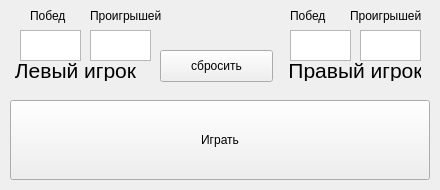
This is ui files/in_game_window_lvl2.ui in MaxPuzotron/Pygame_project_pind_pong as Qt 5 draws it before an edit. The edited form follows.
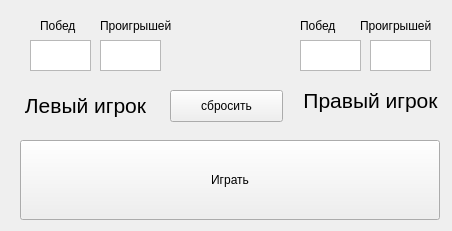
This is the edited form.

What changed in the file:
```diff
--- a/ui files/in_game_window_lvl2.ui
+++ b/ui files/in_game_window_lvl2.ui
@@ -6,32 +6,55 @@
    <rect>
     <x>0</x>
     <y>0</y>
-    <width>440</width>
-    <height>190</height>
+    <width>452</width>
+    <height>231</height>
    </rect>
   </property>
   <property name="windowTitle">
    <string>MainWindow</string>
   </property>
   <widget class="QWidget" name="centralwidget">
-   <widget class="QLabel" name="label_4">
+   <widget class="QTextEdit" name="left_loses">
     <property name="geometry">
      <rect>
-      <x>350</x>
-      <y>0</y>
-      <width>81</width>
+      <x>100</x>
+      <y>40</y>
+      <width>61</width>
       <height>31</height>
      </rect>
     </property>
+    <property name="readOnly">
+     <bool>true</bool>
+    </property>
+   </widget>
+   <widget class="QLabel" name="label_5">
+    <property name="geometry">
+     <rect>
+      <x>300</x>
+      <y>80</y>
+      <width>141</width>
+      <height>41</height>
+     </rect>
+    </property>
+    <property name="font">
+     <font>
+      <pointsize>16</pointsize>
+      <weight>50</weight>
+      <bold>false</bold>
+     </font>
+    </property>
     <property name="text">
-     <string>Проигрышей</string>
+     <string>Правый игрок</string>
+    </property>
+    <property name="alignment">
+     <set>Qt::AlignCenter</set>
     </property>
    </widget>
    <widget class="QLabel" name="label">
     <property name="geometry">
      <rect>
-      <x>30</x>
-      <y>0</y>
+      <x>40</x>
+      <y>10</y>
       <width>41</width>
       <height>31</height>
      </rect>
@@ -43,8 +66,8 @@
    <widget class="QTextEdit" name="right_wins">
     <property name="geometry">
      <rect>
-      <x>290</x>
-      <y>30</y>
+      <x>300</x>
+      <y>40</y>
       <width>61</width>
       <height>31</height>
      </rect>
@@ -53,99 +76,11 @@
      <bool>true</bool>
     </property>
    </widget>
-   <widget class="QLabel" name="label_5">
-    <property name="geometry">
-     <rect>
-      <x>290</x>
-      <y>60</y>
-      <width>131</width>
-      <height>21</height>
-     </rect>
-    </property>
-    <property name="font">
-     <font>
-      <pointsize>16</pointsize>
-      <weight>50</weight>
-      <bold>false</bold>
-     </font>
-    </property>
-    <property name="text">
-     <string>Правый игрок</string>
-    </property>
-    <property name="alignment">
-     <set>Qt::AlignCenter</set>
-    </property>
-   </widget>
-   <widget class="QTextEdit" name="left_loses">
-    <property name="geometry">
-     <rect>
-      <x>90</x>
-      <y>30</y>
-      <width>61</width>
-      <height>31</height>
-     </rect>
-    </property>
-    <property name="readOnly">
-     <bool>true</bool>
-    </property>
-   </widget>
-   <widget class="QLabel" name="label_3">
-    <property name="geometry">
-     <rect>
-      <x>290</x>
-      <y>0</y>
-      <width>71</width>
-      <height>31</height>
-     </rect>
-    </property>
-    <property name="text">
-     <string>Побед</string>
-    </property>
-   </widget>
-   <widget class="QTextEdit" name="left_wins">
-    <property name="geometry">
-     <rect>
-      <x>20</x>
-      <y>30</y>
-      <width>61</width>
-      <height>31</height>
-     </rect>
-    </property>
-    <property name="readOnly">
-     <bool>true</bool>
-    </property>
-   </widget>
-   <widget class="QTextEdit" name="right_loses">
-    <property name="geometry">
-     <rect>
-      <x>360</x>
-      <y>30</y>
-      <width>61</width>
-      <height>31</height>
-     </rect>
-    </property>
-    <property name="readOnly">
-     <bool>true</bool>
-    </property>
-   </widget>
-   <widget class="QPushButton" name="game_butoon">
-    <property name="geometry">
-     <rect>
-      <x>10</x>
-      <y>100</y>
-      <width>420</width>
-      <height>80</height>
-     </rect>
-    </property>
-    <property name="text">
-     <string>Играть</string>
-    </property>
-   </widget>
    <widget class="QLabel" name="label_2">
     <property name="geometry">
      <rect>
-      <x>90</x>
-      <y>0</y>
+      <x>100</x>
+      <y>10</y>
       <width>91</width>
       <height>31</height>
      </rect>
@@ -154,34 +89,24 @@
      <string>Проигрышей</string>
     </property>
    </widget>
-   <widget class="QLabel" name="label_6">
+   <widget class="QTextEdit" name="right_loses">
     <property name="geometry">
      <rect>
-      <x>10</x>
-      <y>60</y>
-      <width>131</width>
-      <height>21</height>
+      <x>370</x>
+      <y>40</y>
+      <width>61</width>
+      <height>31</height>
      </rect>
     </property>
-    <property name="font">
-     <font>
-      <pointsize>16</pointsize>
-      <weight>50</weight>
-      <bold>false</bold>
-     </font>
-    </property>
-    <property name="text">
-     <string>Левый игрок</string>
-    </property>
-    <property name="alignment">
-     <set>Qt::AlignCenter</set>
+    <property name="readOnly">
+     <bool>true</bool>
     </property>
    </widget>
    <widget class="QPushButton" name="clear_bt">
     <property name="geometry">
      <rect>
-      <x>160</x>
-      <y>50</y>
+      <x>170</x>
+      <y>90</y>
       <width>113</width>
       <height>32</height>
      </rect>
@@ -190,6 +115,81 @@
      <string>сбросить</string>
     </property>
    </widget>
+   <widget class="QLabel" name="label_6">
+    <property name="geometry">
+     <rect>
+      <x>20</x>
+      <y>90</y>
+      <width>131</width>
+      <height>31</height>
+     </rect>
+    </property>
+    <property name="font">
+     <font>
+      <pointsize>16</pointsize>
+      <weight>50</weight>
+      <bold>false</bold>
+     </font>
+    </property>
+    <property name="text">
+     <string>Левый игрок</string>
+    </property>
+    <property name="alignment">
+     <set>Qt::AlignCenter</set>
+    </property>
+   </widget>
+   <widget class="QPushButton" name="game_butoon">
+    <property name="geometry">
+     <rect>
+      <x>20</x>
+      <y>140</y>
+      <width>420</width>
+      <height>80</height>
+     </rect>
+    </property>
+    <property name="text">
+     <string>Играть</string>
+    </property>
+   </widget>
+   <widget class="QLabel" name="label_3">
+    <property name="geometry">
+     <rect>
+      <x>300</x>
+      <y>10</y>
+      <width>71</width>
+      <height>31</height>
+     </rect>
+    </property>
+    <property name="text">
+     <string>Побед</string>
+    </property>
+   </widget>
+   <widget class="QTextEdit" name="left_wins">
+    <property name="geometry">
+     <rect>
+      <x>30</x>
+      <y>40</y>
+      <width>61</width>
+      <height>31</height>
+     </rect>
+    </property>
+    <property name="readOnly">
+     <bool>true</bool>
+    </property>
+   </widget>
+   <widget class="QLabel" name="label_4">
+    <property name="geometry">
+     <rect>
+      <x>360</x>
+      <y>10</y>
+      <width>81</width>
+      <height>31</height>
+     </rect>
+    </property>
+    <property name="text">
+     <string>Проигрышей</string>
+    </property>
+   </widget>
   </widget>
  </widget>
  <resources/>
```
